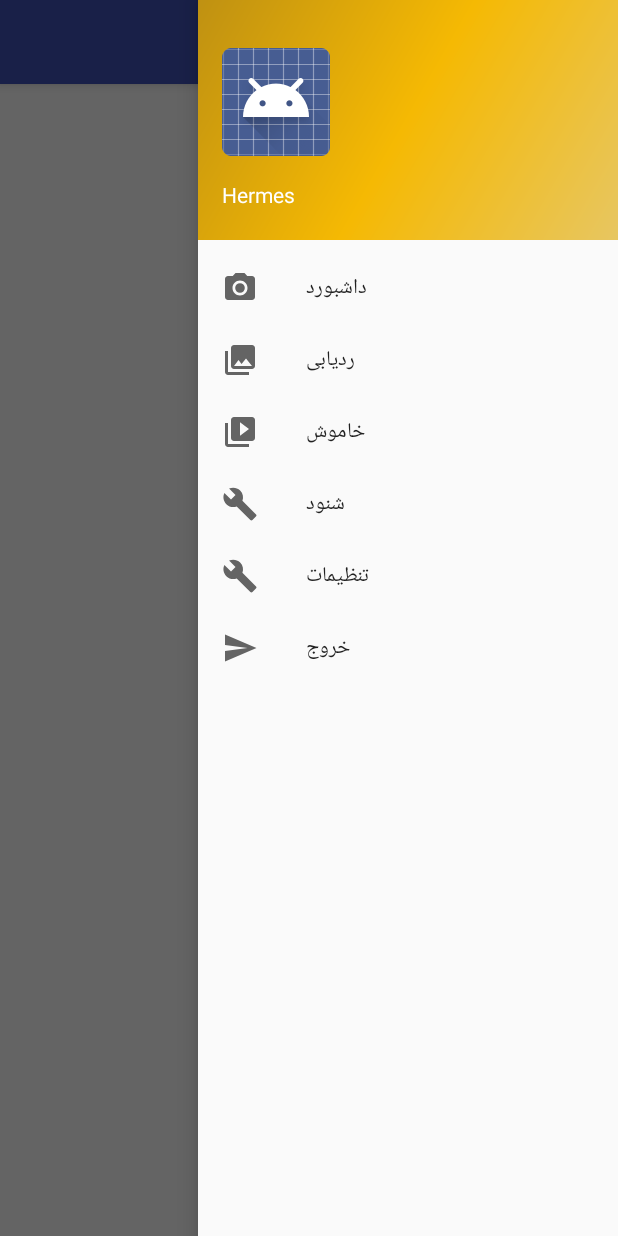
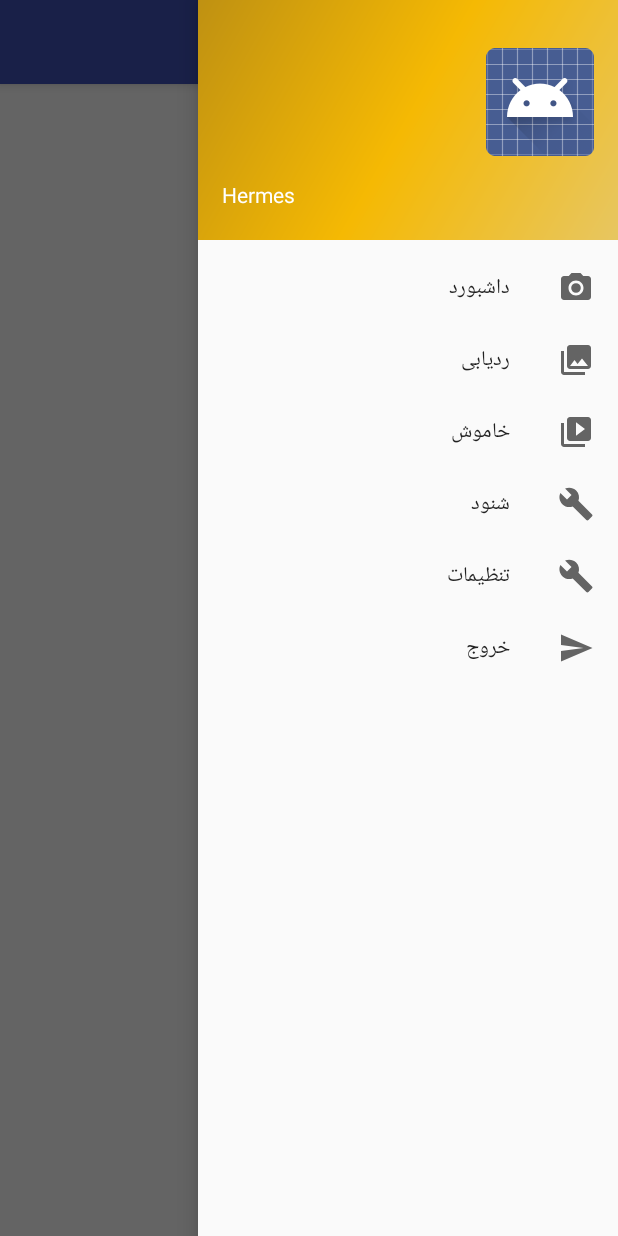
Before and after one commit to behroohj/HermesGps, an Android app: the screen it shows after launch (MainPage), with the side drawer open, on a phone screen of 412 x 824 dp. Run offline under Robolectric (Android 15) with nearby library versions, the phone set to English and light mode, and no system bars.

Commit message:
main page with menu

```diff
--- a/app/src/main/java/com/hermes/gps/MainPage.java
+++ b/app/src/main/java/com/hermes/gps/MainPage.java
@@ -1,5 +1,6 @@
 package com.hermes.gps;
 
+import android.content.ClipData;
 import android.os.Bundle;
 import android.support.design.widget.FloatingActionButton;
 import android.support.design.widget.Snackbar;
@@ -18,6 +19,8 @@ public class MainPage extends AppCompatActivity
         implements NavigationView.OnNavigationItemSelectedListener {
 
     DrawerLayout drawer;
+    View itm;
+
 
     @Override
     protected void onCreate(Bundle savedInstanceState) {
@@ -36,7 +39,7 @@ public class MainPage extends AppCompatActivity
         });
 
         drawer = (DrawerLayout) findViewById(R.id.drawer_layout);
-
+itm = (View) findViewById(R.id.nav_gallery);
 
         NavigationView navigationView = (NavigationView) findViewById(R.id.nav_view);
         navigationView.setNavigationItemSelectedListener(this);
--- a/app/src/main/res/layout/activity_main_page.xml
+++ b/app/src/main/res/layout/activity_main_page.xml
@@ -6,7 +6,8 @@
     android:layout_width="match_parent"
     android:layout_height="match_parent"
     android:fitsSystemWindows="true"
-    tools:openDrawer="end">
+    tools:openDrawer="end"
+    android:layout_gravity="end">
 
     <include
         layout="@layout/app_bar_main_page"
@@ -20,6 +21,7 @@
         android:layout_gravity="end"
         android:fitsSystemWindows="true"
         app:headerLayout="@layout/nav_header_main_page"
-        app:menu="@menu/activity_main_page_drawer" />
+        app:menu="@menu/activity_main_page_drawer"
+        android:layoutDirection="rtl"/>
 
 </android.support.v4.widget.DrawerLayout>
--- a/app/src/main/res/menu/activity_main_page_drawer.xml
+++ b/app/src/main/res/menu/activity_main_page_drawer.xml
@@ -1,11 +1,13 @@
 <?xml version="1.0" encoding="utf-8"?>
 <menu xmlns:android="http://schemas.android.com/apk/res/android">
+
 
     <group android:checkableBehavior="single">
         <item
             android:id="@+id/nav_camera"
             android:icon="@drawable/ic_menu_camera"
             android:title="داشبورد"
+
             />
         <item
             android:id="@+id/nav_gallery"
```
